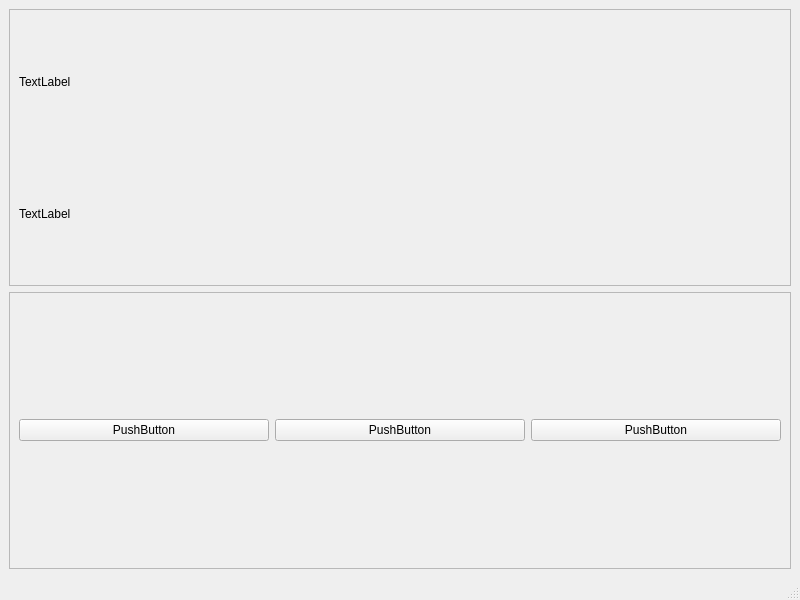
Old version of the form ui/main_window.ui in the repository graal101/PomodoroTimer.
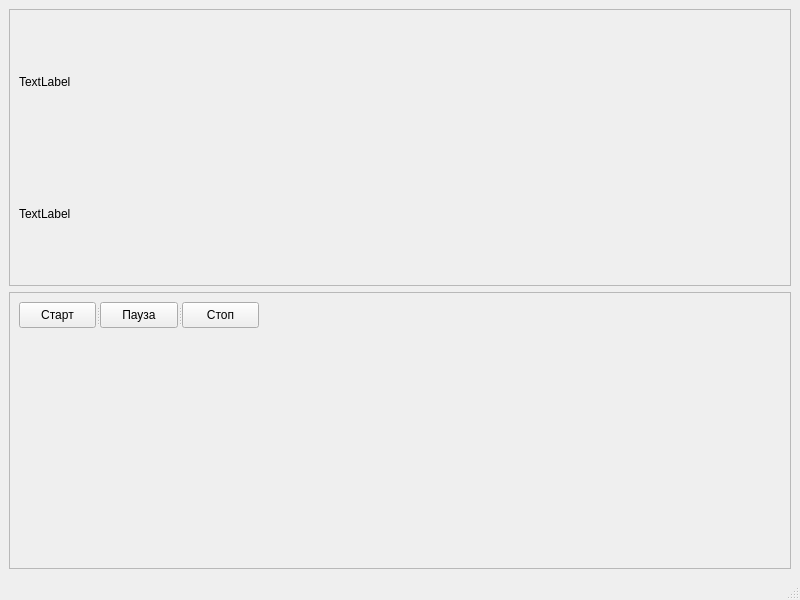
New version of the form.

The edit to the form file:
```diff
--- a/ui/main_window.ui
+++ b/ui/main_window.ui
@@ -49,29 +49,43 @@
       <property name="frameShadow">
        <enum>QFrame::Raised</enum>
       </property>
-      <layout class="QHBoxLayout" name="horizontalLayout">
-       <item>
-        <widget class="QPushButton" name="pushButton">
+      <widget class="QSplitter" name="splitter">
+       <property name="geometry">
+        <rect>
+         <x>10</x>
+         <y>10</y>
+         <width>240</width>
+         <height>26</height>
+        </rect>
+       </property>
+       <property name="orientation">
+        <enum>Qt::Horizontal</enum>
+       </property>
+       <widget class="QPushButton" name="btn_start">
+        <property name="cursor">
+         <cursorShape>PointingHandCursor</cursorShape>
+        </property>
          <property name="text">
-          <string>PushButton</string>
-         </property>
-        </widget>
-       </item>
-       <item>
-        <widget class="QPushButton" name="pushButton_3">
+         <string>Старт</string>
+        </property>
+       </widget>
+       <widget class="QPushButton" name="btn_pause">
+        <property name="cursor">
+         <cursorShape>PointingHandCursor</cursorShape>
+        </property>
          <property name="text">
-          <string>PushButton</string>
-         </property>
-        </widget>
-       </item>
-       <item>
-        <widget class="QPushButton" name="pushButton_2">
+         <string>Пауза</string>
+        </property>
+       </widget>
+       <widget class="QPushButton" name="btn_stop">
+        <property name="cursor">
+         <cursorShape>PointingHandCursor</cursorShape>
+        </property>
          <property name="text">
-          <string>PushButton</string>
-         </property>
-        </widget>
-       </item>
-      </layout>
+         <string>Стоп</string>
+        </property>
+       </widget>
+      </widget>
      </widget>
     </item>
    </layout>
```
Left out of the diff: 4 changed lines with no effect on the pictures. Lines whose indentation alone changed are shown as unchanged.
